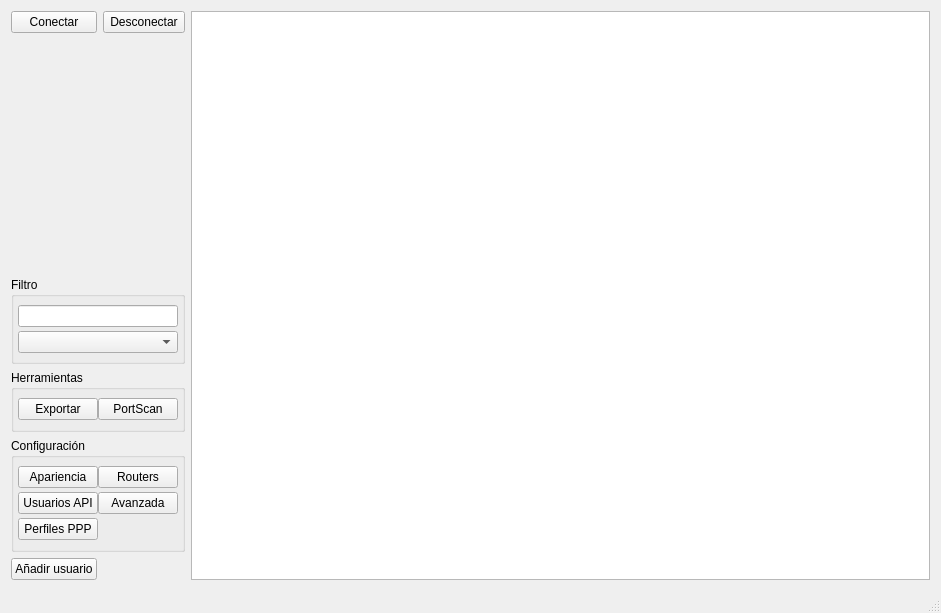
Old version of the form QMikPPPManager.ui in the repository silderan/QMikPPPManager.
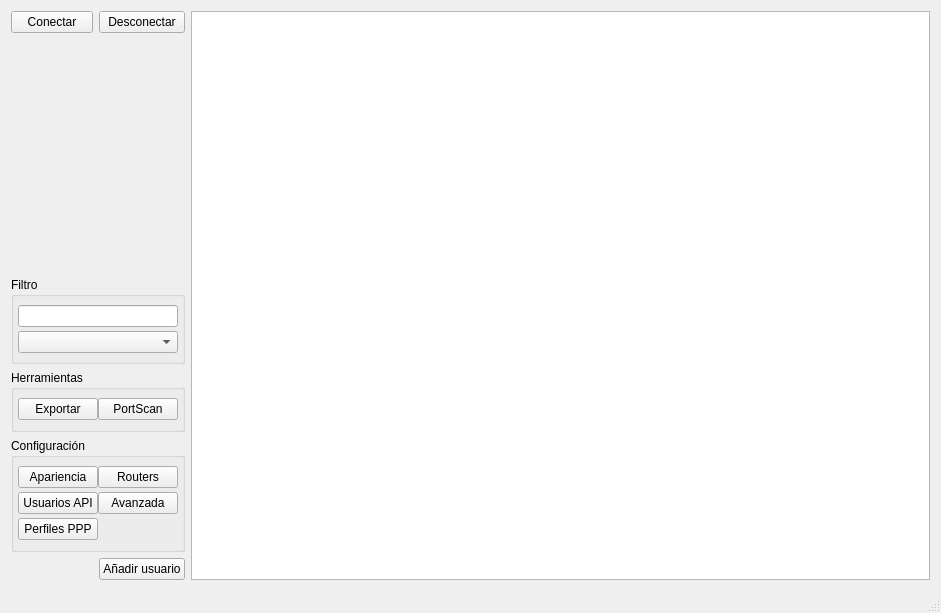
New version of the form. Custom widgets are drawn as their Qt base class.

The edit to the form file:
```diff
--- a/QMikPPPManager.ui
+++ b/QMikPPPManager.ui
@@ -200,7 +200,7 @@
       </layout>
      </widget>
     </item>
-    <item row="5" column="0">
+    <item row="5" column="1">
      <widget class="QPushButton" name="addUserButton">
       <property name="text">
        <string>Añadir usuario</string>
```
